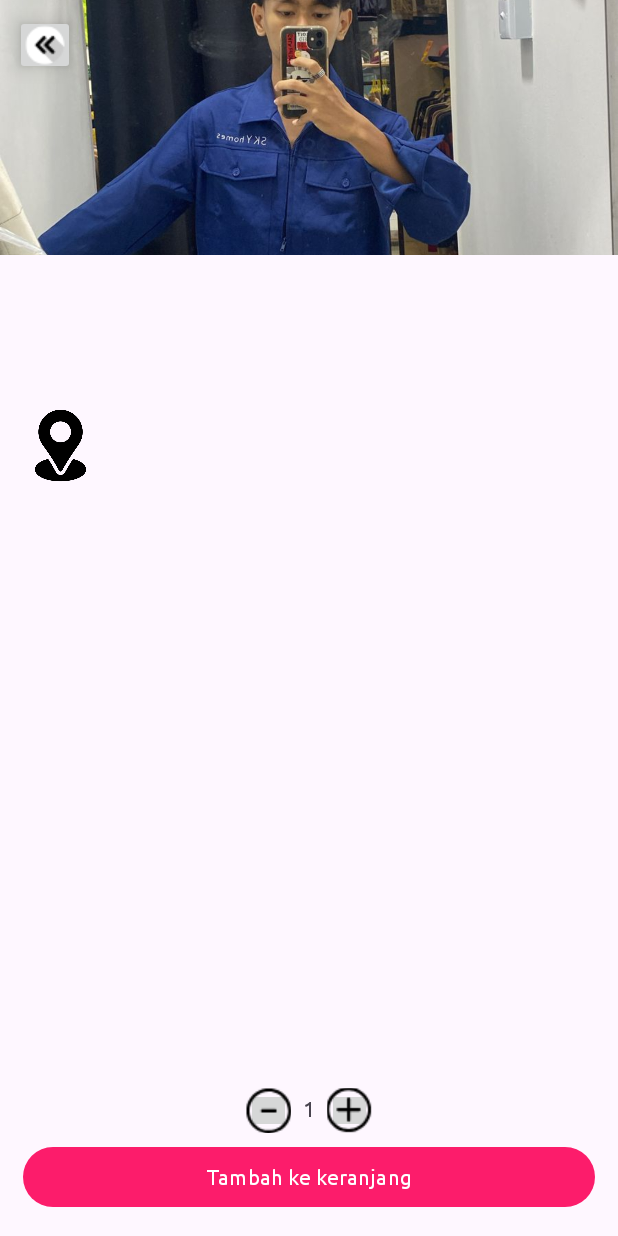
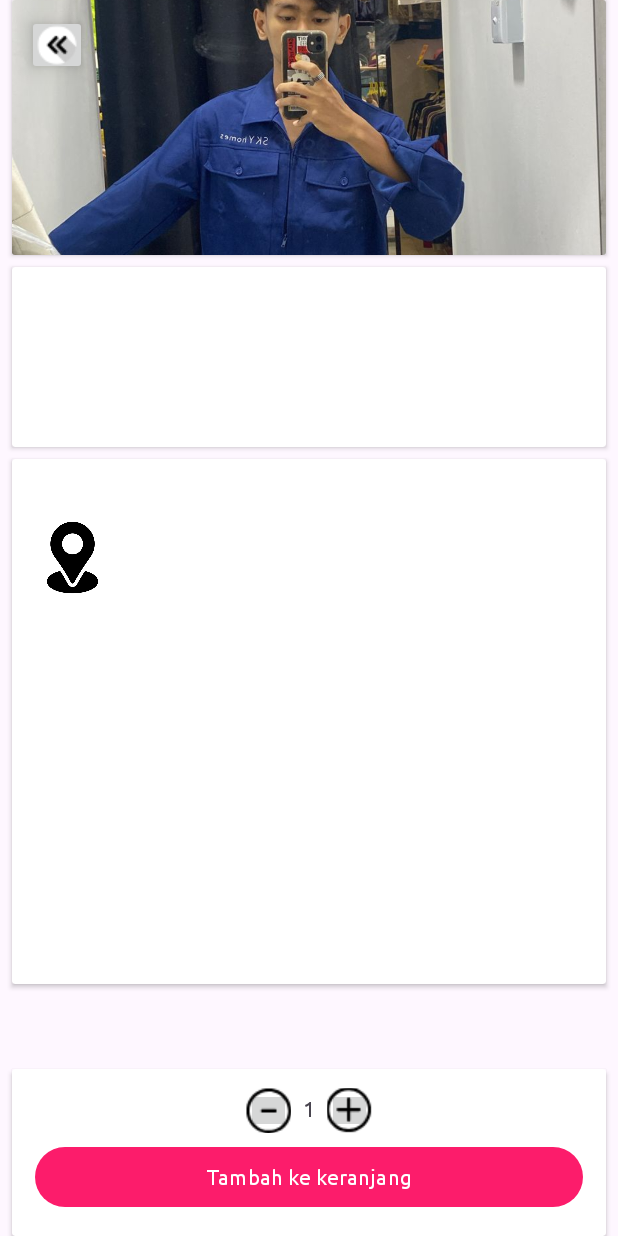
Before and after one commit to devalrohit/24001084-km6-izr-FoodApps-ch3, an Android app: the DetailActivity screen opened directly, with no data from a screen before it, on a phone screen of 412 x 824 dp. Run offline under Robolectric (Android 15) with nearby library versions, the phone set to English and light mode, and no system bars; pictures from the network do not load; 3 statements that could not run were skipped.

Commit message:
final create layout detail and activity detail

```diff
--- a/app/src/main/java/com/catnip/layoutingexample/feature/detail/DetailActivity.kt
+++ b/app/src/main/java/com/catnip/layoutingexample/feature/detail/DetailActivity.kt
@@ -7,17 +7,29 @@ import androidx.appcompat.app.AppCompatActivity
 import com.bumptech.glide.Glide
 import com.catnip.layoutingexample.model.Food
 import com.catnip.layoutingexample.databinding.ActivityDetailBinding
+import com.catnip.layoutingexample.databinding.LayoutDetailBannerBinding
+import com.catnip.layoutingexample.databinding.LayoutDetailContentBinding
+import com.catnip.layoutingexample.databinding.LayoutDetailFoodBinding
+import com.catnip.layoutingexample.databinding.LayoutDetailLocationBinding
 
 class DetailActivity : AppCompatActivity() {
     private lateinit var binding: ActivityDetailBinding
+    private lateinit var bannerBinding: LayoutDetailBannerBinding
+    private lateinit var contentBinding: LayoutDetailContentBinding
+    private lateinit var foodBinding: LayoutDetailFoodBinding
+    private lateinit var locationBinding: LayoutDetailLocationBinding
 
     override fun onCreate(savedInstanceState: Bundle?) {
         super.onCreate(savedInstanceState)
         binding = ActivityDetailBinding.inflate(layoutInflater)
+        bannerBinding = binding.layoutDetailBanner
+        contentBinding = binding.layoutDetailContent
+        foodBinding = binding.layoutDetailFood
+        locationBinding = binding.layoutDetailLocation
         setContentView(binding.root)
 
-        binding.btnBack.setOnClickListener {
-            onBackPressed() // Kembali ke tata letak sebelumnya saat tombol "Back" ditekan
+        bannerBinding.btnBack.setOnClickListener {
+            onBackPressed()
         }
 
         val food = intent.getParcelableExtra<Food>(EXTRAS_ITEM)
@@ -25,20 +37,24 @@ class DetailActivity : AppCompatActivity() {
     }
 
     private fun displayFoodDetails(food: Food) {
-        binding.apply {
+        foodBinding.apply {
             tvNameFood.text = food.name
             tvPrice.text = food.price
             tvDetailsFood.text = food.detailfood
+        }
+        locationBinding.apply {
             tvLocation.text = food.location
             tvDetailLocation.text = food.detailLocation
-            Glide.with(this@DetailActivity)
-                .load(food.imagefoodPictUrl)
-                .into(ivProvile)
             tvDetailLocation.setOnClickListener {
                 openLocationUrl(food.locationPictUrl)
             }
         }
+        bannerBinding.apply {
+            Glide.with(this@DetailActivity)
+                .load(food.imagefoodPictUrl)
+                .into(ivProvile)}
     }
+
 
     private fun openLocationUrl(url: String) {
         val intent = Intent(Intent.ACTION_VIEW, Uri.parse(url))
@@ -47,6 +63,5 @@ class DetailActivity : AppCompatActivity() {
 
     companion object {
         const val EXTRAS_ITEM = "EXTRAS_ITEM"
-
     }
 }
--- a/app/src/main/res/layout/activity_detail.xml
+++ b/app/src/main/res/layout/activity_detail.xml
@@ -12,139 +12,47 @@
         android:layout_width="match_parent"
         android:layout_height="wrap_content">
 
-        <ImageButton
-            android:id="@+id/btn_back"
-            android:layout_width="40dp"
-            android:layout_height="40dp"
-            android:layout_marginTop="10dp"
-            android:layout_marginStart="10dp"
-            android:src="@drawable/ic_backk"
-            app:layout_constraintTop_toTopOf="parent"
-            app:layout_constraintStart_toStartOf="parent"
-            android:elevation="8dp" />
-
-
-
-        <ImageView
-            android:scaleType="centerCrop"
-            android:id="@+id/iv_provile"
+        <include
+            android:id="@+id/layout_detail_banner"
+            layout="@layout/layout_detail_banner"
             android:layout_width="match_parent"
             android:layout_height="170dp"
-            android:src="@drawable/foto"
             app:layout_constraintStart_toStartOf="parent"
-            app:layout_constraintTop_toTopOf="parent" />
+            app:layout_constraintTop_toTopOf="parent"
+            android:layout_marginEnd="8dp"
+            android:layout_marginStart="8dp"/>
 
-        <TextView
-            android:id="@+id/tv_price"
-            android:layout_width="wrap_content"
-            android:layout_height="wrap_content"
-            android:layout_marginHorizontal="8dp"
-            android:layout_marginTop="15dp"
-            android:layout_marginEnd="15dp"
-            android:textSize="18sp"
-            android:textStyle="bold"
-            app:layout_constraintEnd_toEndOf="parent"
-            app:layout_constraintTop_toBottomOf="@+id/iv_provile"
-            tools:text="@string/rp_18_000" />
+        <include
+            android:id="@+id/layout_detail_food"
+            layout="@layout/layout_detail_food"
+            android:layout_width="match_parent"
+            android:layout_height="120dp"
+            app:layout_constraintTop_toBottomOf="@id/layout_detail_banner"
+            app:layout_constraintStart_toStartOf="parent"
+            android:layout_marginEnd="8dp"
+            android:layout_marginTop="8dp"
+            android:layout_marginStart="8dp"/>
 
-        <TextView
-            android:id="@+id/tv_name_food"
-            android:layout_width="0dp"
-            android:layout_height="wrap_content"
-            android:layout_marginHorizontal="8dp"
-            android:layout_marginTop="15dp"
-            android:layout_marginStart= "15dp"
-            android:textSize="18sp"
-            android:textStyle="bold"
-            app:layout_constraintTop_toBottomOf="@+id/iv_provile"
+        <include
+            android:id="@+id/layout_detail_location"
+            layout="@layout/layout_detail_location"
+            android:layout_width="match_parent"
+            android:layout_height="350dp"
+            app:layout_constraintTop_toBottomOf="@id/layout_detail_food"
             app:layout_constraintStart_toStartOf="parent"
-            tools:text="Hallow Rohit" />
-
-
-        <TextView
-            android:id="@+id/tv_details_food"
-            android:layout_width="310dp"
-            android:layout_height="wrap_content"
-            android:layout_marginHorizontal="8dp"
-            android:layout_marginTop="10dp"
-            android:layout_marginStart="15dp"
-            android:textSize="12sp"
-            app:layout_constraintTop_toBottomOf="@+id/tv_name_food"
-            app:layout_constraintStart_toStartOf="parent"
-            tools:text="Lead Android @Everywhere" />
-
-        <ImageView
-            android:id="@+id/iv_location"
-            android:layout_marginTop="40dp"
-            android:layout_width="50dp"
-            android:layout_height="50dp"
-            android:layout_marginStart="15dp"
-            android:src="@drawable/ic_location"
-            app:layout_constraintEnd_toStartOf="@+id/tv_location"
-            app:layout_constraintStart_toStartOf="parent"
-            app:layout_constraintTop_toBottomOf="@+id/tv_details_food" />
-
-        <TextView
-            android:id="@+id/tv_location"
-            android:layout_marginTop="40dp"
-            android:layout_width="0dp"
-            android:layout_height="wrap_content"
-            android:layout_marginHorizontal="8dp"
-            android:textSize="18sp"
-            android:textStyle="bold"
-            app:layout_constraintStart_toEndOf="@id/iv_location"
-            app:layout_constraintTop_toBottomOf="@+id/tv_details_food"
-            tools:text="Hallow Rohit" />
-
-
-        <TextView
-            android:id="@+id/tv_detail_location"
-            android:layout_width="310dp"
-            android:layout_height="wrap_content"
-            android:layout_marginHorizontal="8dp"
-            android:layout_marginEnd="15dp"
-            android:layout_marginStart="8dp"
-            android:layout_marginTop="5dp"
-            android:textSize="12sp"
-            app:layout_constraintStart_toEndOf="@+id/iv_location"
-            app:layout_constraintTop_toBottomOf="@id/tv_location"
-            tools:text="Lead Android @Everywhere" />
-
-        <TextView
-            android:id="@+id/tv_numberadd"
-            android:layout_width="wrap_content"
-            android:layout_height="wrap_content"
-            android:layout_marginBottom="5dp"
-            android:text="1"
-            android:padding="8dp"
-            app:layout_constraintBottom_toTopOf="@+id/btn_checkout"
-            app:layout_constraintEnd_toEndOf="parent"
-            app:layout_constraintStart_toStartOf="parent" />
-
-        <ImageButton
-            android:id="@+id/btn_plus"
-            android:layout_width="30dp"
-            android:layout_height="30dp"
-            android:src="@drawable/ib_plus"
-            app:layout_constraintBottom_toBottomOf="@+id/tv_numberadd"
-            app:layout_constraintStart_toEndOf="@+id/tv_numberadd" />
-        <ImageButton
-            android:id="@+id/btn_min"
-            android:layout_width="30dp"
-            android:layout_height="30dp"
-            android:src="@drawable/ib_minus"
-            app:layout_constraintBottom_toBottomOf="@+id/tv_numberadd"
-            app:layout_constraintEnd_toStartOf="@+id/tv_numberadd" />
-
-        <Button
-            android:id="@+id/btn_checkout"
+            android:layout_marginEnd="8dp"
+            android:layout_marginTop="8dp"
+            android:layout_marginStart="8dp"/>
+        <include
+            android:id="@+id/layout_detail_content"
+            layout="@layout/layout_detail_content"
             android:layout_width="match_parent"
             android:layout_height="wrap_content"
-            android:text="Tambah ke keranjang"
-            android:layout_marginStart="15dp"
-            android:layout_marginEnd="15dp"
-            android:layout_marginBottom="15dp"
-            app:layout_constraintBottom_toBottomOf="parent" />
+            app:layout_constraintBottom_toBottomOf="parent"
+            app:layout_constraintStart_toStartOf="parent"
+            android:layout_marginEnd="8dp"
+            android:layout_marginTop="8dp"
+            android:layout_marginStart="8dp"/>
 
 
     </androidx.constraintlayout.widget.ConstraintLayout>
--- /dev/null
+++ b/app/src/main/res/layout/layout_detail_banner.xml
@@ -0,0 +1,36 @@
+<?xml version="1.0" encoding="utf-8"?>
+<androidx.cardview.widget.CardView xmlns:android="http://schemas.android.com/apk/res/android"
+    android:layout_width="match_parent"
+    android:layout_height="match_parent"
+    xmlns:app="http://schemas.android.com/apk/res-auto"
+    xmlns:tools="http://schemas.android.com/tools"
+    tools:context=".feature.detail.DetailActivity">
+
+    <androidx.constraintlayout.widget.ConstraintLayout
+        android:layout_width="match_parent"
+        android:layout_height="wrap_content"
+        android:id="@+id/layout_detail_banner">
+
+    <ImageButton
+        android:id="@+id/btn_back"
+        android:layout_width="40dp"
+        android:layout_height="40dp"
+        android:layout_marginTop="10dp"
+        android:layout_marginStart="10dp"
+        android:src="@drawable/ic_backk"
+        app:layout_constraintTop_toTopOf="parent"
+        app:layout_constraintStart_toStartOf="parent"
+        android:elevation="8dp" />
+
+
+
+    <ImageView
+        android:scaleType="centerCrop"
+        android:id="@+id/iv_provile"
+        android:layout_width="match_parent"
+        android:layout_height="170dp"
+        android:src="@drawable/foto"
+        app:layout_constraintStart_toStartOf="parent"
+        app:layout_constraintTop_toTopOf="parent" />
+    </androidx.constraintlayout.widget.ConstraintLayout>
+</androidx.cardview.widget.CardView>
--- /dev/null
+++ b/app/src/main/res/layout/layout_detail_content.xml
@@ -0,0 +1,52 @@
+<?xml version="1.0" encoding="utf-8"?>
+<androidx.cardview.widget.CardView xmlns:android="http://schemas.android.com/apk/res/android"
+    android:layout_width="match_parent"
+    android:layout_height="match_parent"
+    xmlns:app="http://schemas.android.com/apk/res-auto"
+    xmlns:tools="http://schemas.android.com/tools"
+    tools:context=".feature.detail.DetailActivity">
+
+    <androidx.constraintlayout.widget.ConstraintLayout
+        android:layout_width="match_parent"
+        android:layout_height="wrap_content"
+        android:id="@+id/layout_detail_content"
+        android:layout_marginTop="10dp">
+
+        <TextView
+            android:id="@+id/tv_numberadd"
+            android:layout_width="wrap_content"
+            android:layout_height="wrap_content"
+            android:layout_marginBottom="5dp"
+            android:text="1"
+            android:padding="8dp"
+            app:layout_constraintBottom_toTopOf="@+id/btn_checkout"
+            app:layout_constraintEnd_toEndOf="parent"
+            app:layout_constraintStart_toStartOf="parent" />
+
+        <ImageButton
+            android:id="@+id/btn_plus"
+            android:layout_width="30dp"
+            android:layout_height="30dp"
+            android:src="@drawable/ib_plus"
+            app:layout_constraintBottom_toBottomOf="@+id/tv_numberadd"
+            app:layout_constraintStart_toEndOf="@+id/tv_numberadd" />
+        <ImageButton
+            android:id="@+id/btn_min"
+            android:layout_width="30dp"
+            android:layout_height="30dp"
+            android:src="@drawable/ib_minus"
+            app:layout_constraintBottom_toBottomOf="@+id/tv_numberadd"
+            app:layout_constraintEnd_toStartOf="@+id/tv_numberadd" />
+
+        <Button
+            android:id="@+id/btn_checkout"
+            android:layout_width="match_parent"
+            android:layout_height="wrap_content"
+            android:text="Tambah ke keranjang"
+            android:layout_marginStart="15dp"
+            android:layout_marginEnd="15dp"
+            android:layout_marginBottom="15dp"
+            app:layout_constraintBottom_toBottomOf="parent" />
+
+    </androidx.constraintlayout.widget.ConstraintLayout>
+</androidx.cardview.widget.CardView>
--- /dev/null
+++ b/app/src/main/res/layout/layout_detail_food.xml
@@ -0,0 +1,55 @@
+<?xml version="1.0" encoding="utf-8"?>
+<androidx.cardview.widget.CardView xmlns:android="http://schemas.android.com/apk/res/android"
+    android:layout_width="match_parent"
+    android:layout_height="match_parent"
+    xmlns:app="http://schemas.android.com/apk/res-auto"
+    xmlns:tools="http://schemas.android.com/tools"
+    tools:context=".feature.detail.DetailActivity">
+
+    <androidx.constraintlayout.widget.ConstraintLayout
+        android:layout_width="match_parent"
+        android:layout_height="wrap_content"
+        android:id="@+id/layout_detail_food"
+        android:layout_marginTop="1dp">
+
+
+        <TextView
+            android:id="@+id/tv_price"
+            android:layout_width="wrap_content"
+            android:layout_height="wrap_content"
+            android:layout_marginHorizontal="8dp"
+            android:layout_marginTop="15dp"
+            android:layout_marginEnd="15dp"
+            android:textSize="18sp"
+            android:textStyle="bold"
+            app:layout_constraintEnd_toEndOf="parent"
+            app:layout_constraintTop_toTopOf="parent"
+            tools:text="@string/rp_18_000" />
+
+        <TextView
+            android:id="@+id/tv_name_food"
+            android:layout_width="0dp"
+            android:layout_height="wrap_content"
+            android:layout_marginHorizontal="8dp"
+            android:layout_marginTop="15dp"
+            android:layout_marginStart= "15dp"
+            android:textSize="18sp"
+            android:textStyle="bold"
+            app:layout_constraintTop_toTopOf="parent"
+            app:layout_constraintStart_toStartOf="parent"
+            tools:text="Hallow Rohit" />
+
+
+        <TextView
+            android:id="@+id/tv_details_food"
+            android:layout_width="310dp"
+            android:layout_height="wrap_content"
+            android:layout_marginHorizontal="8dp"
+            android:layout_marginTop="10dp"
+            android:layout_marginStart="15dp"
+            android:textSize="12sp"
+            app:layout_constraintTop_toBottomOf="@+id/tv_name_food"
+            app:layout_constraintStart_toStartOf="parent"
+            tools:text="Lead Android @Everywhere" />
+    </androidx.constraintlayout.widget.ConstraintLayout>
+</androidx.cardview.widget.CardView>
--- /dev/null
+++ b/app/src/main/res/layout/layout_detail_location.xml
@@ -0,0 +1,51 @@
+<?xml version="1.0" encoding="utf-8"?>
+<androidx.cardview.widget.CardView xmlns:android="http://schemas.android.com/apk/res/android"
+    android:layout_width="match_parent"
+    android:layout_height="match_parent"
+    xmlns:app="http://schemas.android.com/apk/res-auto"
+    xmlns:tools="http://schemas.android.com/tools"
+    tools:context=".feature.detail.DetailActivity">
+
+    <androidx.constraintlayout.widget.ConstraintLayout
+        android:layout_width="match_parent"
+        android:layout_height="800dp"
+        android:id="@+id/layout_detail_location">
+        <ImageView
+            android:id="@+id/iv_location"
+            android:layout_marginTop="40dp"
+            android:layout_width="50dp"
+            android:layout_height="50dp"
+            android:layout_marginStart="15dp"
+            android:src="@drawable/ic_location"
+            app:layout_constraintEnd_toStartOf="@+id/tv_location"
+            app:layout_constraintStart_toStartOf="parent"
+            app:layout_constraintTop_toTopOf="parent" />
+
+        <TextView
+            android:id="@+id/tv_location"
+            android:layout_marginTop="40dp"
+            android:layout_width="0dp"
+            android:layout_height="wrap_content"
+            android:layout_marginHorizontal="8dp"
+            android:textSize="18sp"
+            android:textStyle="bold"
+            app:layout_constraintStart_toEndOf="@id/iv_location"
+            app:layout_constraintTop_toTopOf="parent"
+            tools:text="Hallow Rohit" />
+
+
+        <TextView
+            android:id="@+id/tv_detail_location"
+            android:layout_width="310dp"
+            android:layout_height="wrap_content"
+            android:layout_marginHorizontal="8dp"
+            android:layout_marginEnd="15dp"
+            android:layout_marginStart="8dp"
+            android:layout_marginTop="5dp"
+            android:textSize="12sp"
+            app:layout_constraintStart_toEndOf="@+id/iv_location"
+            app:layout_constraintTop_toBottomOf="@id/tv_location"
+            tools:text="Lead Android @Everywhere" />
+
+    </androidx.constraintlayout.widget.ConstraintLayout>
+</androidx.cardview.widget.CardView>
```
